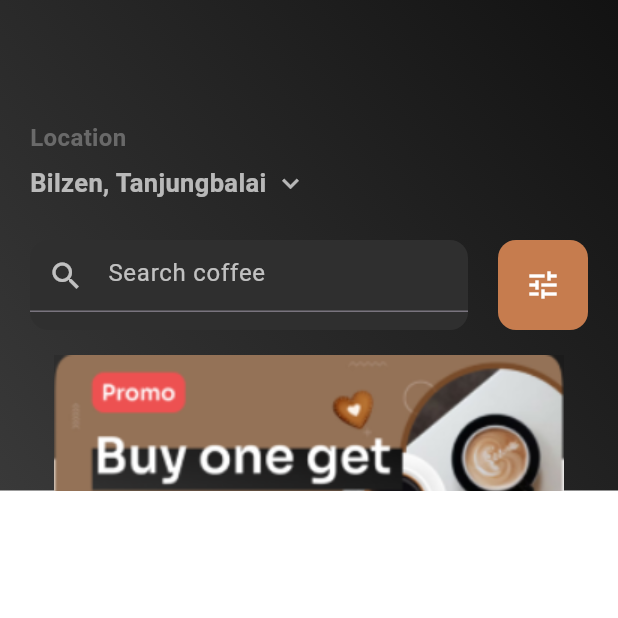
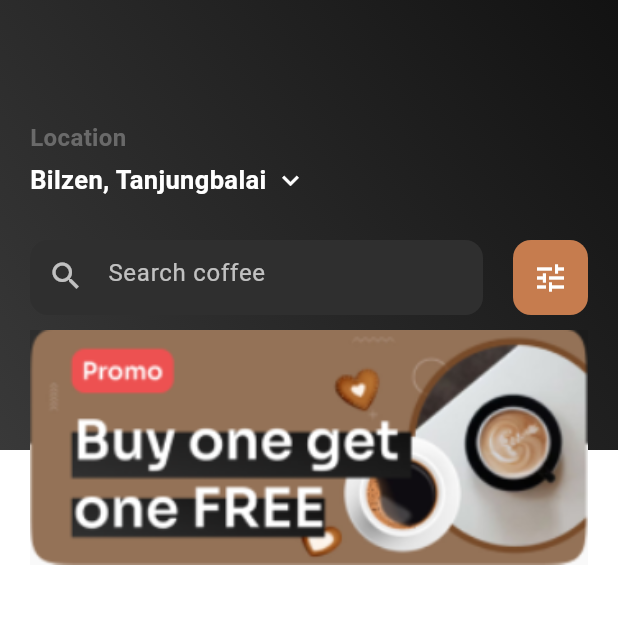
Before and after one commit to AyaEssam2004/coffee-shop-mobile-app, a Flutter app: the screen it shows after launch, on a phone screen of 412 x 824 dp, the top half of it. Run offline on Flutter 3.47's test engine with Material 3 defaults, Android fonts, the phone set to English and light mode, and no system bars.

Commit message:
Updated UI and layout for promo banner

```diff
--- a/lib/screens/home.dart
+++ b/lib/screens/home.dart
@@ -7,15 +7,16 @@ class Home extends StatelessWidget {
   @override
   Widget build(BuildContext context) {
     return Scaffold(
-      backgroundColor: Colors.white,
-      body: Column(
+      backgroundColor: const Color.fromARGB(255, 255, 255, 255),
+      body: Stack(
         children: [
-          Stack(
+          // Background sections
+          Column(
             children: [
-              // Background gradient
+              // Dark background
               Container(
+                height: 300,
                 width: double.infinity,
-                height: 327,
                 decoration: const BoxDecoration(
                   gradient: LinearGradient(
                     begin: Alignment.topRight,
@@ -27,12 +28,24 @@ class Home extends StatelessWidget {
                   ),
                 ),
               ),
+              // White section (for coffee list)
+              Expanded(
+                child: Container(
+                  width: double.infinity,
+                  color: const Color.fromARGB(255, 255, 255, 255),
+                ),
+              ),
+            ],
+          ),
 
-              // "Location" text
+          // Texts and Search Bar
           Positioned(
             top: 80,
             left: 20,
-                child: Text(
+            child: Column(
+              crossAxisAlignment: CrossAxisAlignment.start,
+              children: [
+                Text(
                   'Location',
                   style: TextStyle(
                     color: Color.fromARGB(179, 132, 132, 132),
@@ -40,18 +53,13 @@ class Home extends StatelessWidget {
                     fontWeight: FontWeight.bold,
                   ),
                 ),
-              ),
-
-              // "Bilzen, Tanjungbalai" text with a dropdown arrow
-              Positioned(
-                top: 110,
-                left: 20,
-                child: Row(
+                const SizedBox(height: 5),
+                Row(
                   children: [
                     Text(
                       'Bilzen, Tanjungbalai',
                       style: TextStyle(
-                        color: Color.fromARGB(172, 255, 255, 255),
+                        color: Colors.white,
                         fontSize: 17,
                         fontWeight: FontWeight.bold,
                       ),
@@ -59,47 +67,47 @@ class Home extends StatelessWidget {
                     const SizedBox(width: 5),
                     const Icon(
                       Icons.keyboard_arrow_down,
-                      color: Color.fromARGB(172, 255, 255, 255),
+                      color: Colors.white,
                       size: 22,
+                    ),
+                  ],
                 ),
               ],
             ),
           ),
 
-              // Search bar and filter button
+          // Search Bar
           Positioned(
             top: 160,
             left: 20,
             right: 20,
             child: Row(
               children: [
-                    // Search bar
                 Expanded(
                   child: Container(
-                        height: 60,
+                    height: 50,
                     decoration: BoxDecoration(
                       color: Color.fromARGB(255, 47, 47, 47),
-                            borderRadius: BorderRadius.circular(12)),
+                      borderRadius: BorderRadius.circular(12),
+                    ),
                     child: TextField(
                       decoration: InputDecoration(
                         hintText: 'Search coffee',
+                        border: InputBorder.none,
                         hintStyle: TextStyle(
                           color: Colors.white70,
                           fontSize: 16,
                         ),
-                            prefixIcon:
-                                Icon(Icons.search, color: Colors.white70),
+                        prefixIcon: Icon(Icons.search, color: Colors.white70),
                         contentPadding: EdgeInsets.symmetric(vertical: 10),
                       ),
                     ),
                   ),
                 ),
                 const SizedBox(width: 20),
-
-                    // Filter button
                 Container(
-                      height: 60,
-                      width: 60,
+                  height: 50,
+                  width: 50,
                   padding: EdgeInsets.all(12),
                   decoration: BoxDecoration(
                     color: const Color(0xFFC67C4E),
@@ -110,18 +118,17 @@ class Home extends StatelessWidget {
               ],
             ),
           ),
+
+          // Promo Image (floating over both sections)
           Positioned(
-                top: 230,
+            top: 220, // Adjust this to move the image up/down
             left: 20,
             right: 20,
             child: Image.asset(
               'assets/images/4.png',
-                  //width: MediaQuery.of(context).size.width *
-                  //0.9, // Adjusts width dynamically
-                  // fit: BoxFit.contain,
+              width: MediaQuery.of(context).size.width * 0.9,
+              fit: BoxFit.contain,
             ),
-              ),
-            ],
           ),
         ],
       ),
```
Lines whose indentation alone changed are shown as unchanged.
